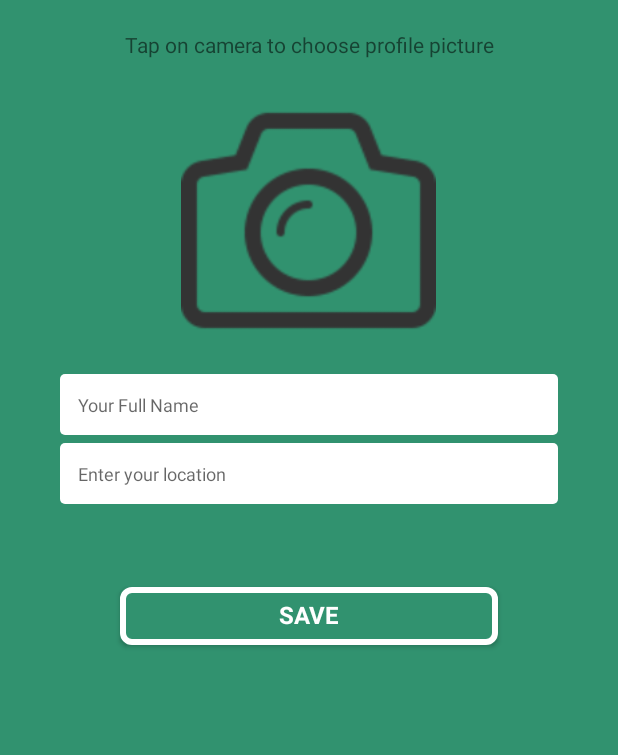
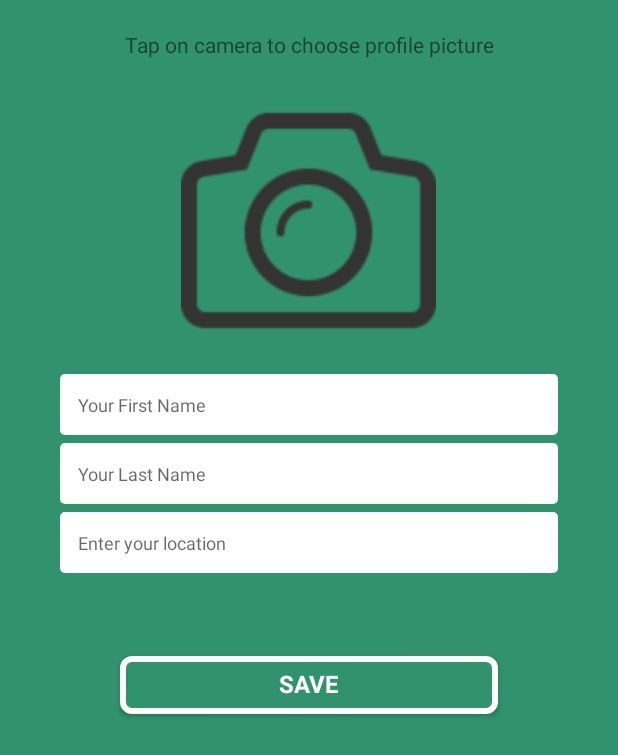
Before and after one commit to claudialuclaudia/Borrow-Android-App, an Android app: the UserSettingsActivity screen opened directly, with no data from a screen before it, after a tap on "SAVE", on a phone screen of 412 x 824 dp. Shown: the top 755 px of the screen. Run offline under Robolectric (Android 15) with nearby library versions, the phone set to English and light mode, and no system bars; our stand-ins replace Firebase (no records; nobody signed in at launch, a user with empty details on screens opened directly).

Commit message:
firstName, firstNameIgnoreCase, lastName, lastNameIgnoreCase, loc, photoURL...working on bugs

```diff
--- a/app/src/main/java/cash/borrow/android/Constants.java
+++ b/app/src/main/java/cash/borrow/android/Constants.java
@@ -9,6 +9,5 @@ import com.google.firebase.database.FirebaseDatabase;
 public class Constants {
 
     public static final String DATABASE_USERS_PATH_UPLOADS = "users";
-    public static final String PROFILE_PICS_PATH_UPLOADS = "/profilepics/";
 
 }
--- a/app/src/main/java/cash/borrow/android/SearchActivity.java
+++ b/app/src/main/java/cash/borrow/android/SearchActivity.java
@@ -126,7 +126,7 @@ public class SearchActivity extends AppCompatActivity {
     }
 
     private void performSearch(String searchText) {
-        Query firebaseSearchQuery = mDatabase.orderByChild("name").startAt(searchText).endAt(searchText + "\uf8ff");
+        Query firebaseSearchQuery = mDatabase.orderByChild("firstNameIgnoreCase").startAt(searchText).endAt(searchText + "\uf8ff");
 
         firebaseSearchQuery.addValueEventListener(new ValueEventListener() {
             @Override
--- a/app/src/main/java/cash/borrow/android/UserSettingsActivity.java
+++ b/app/src/main/java/cash/borrow/android/UserSettingsActivity.java
@@ -23,14 +23,20 @@ import com.google.android.gms.tasks.OnSuccessListener;
 import com.google.android.gms.tasks.Task;
 import com.google.firebase.auth.FirebaseAuth;
 import com.google.firebase.auth.FirebaseUser;
+import com.google.firebase.database.DataSnapshot;
+import com.google.firebase.database.DatabaseError;
 import com.google.firebase.database.DatabaseReference;
 import com.google.firebase.database.FirebaseDatabase;
+import com.google.firebase.database.Query;
+import com.google.firebase.database.ValueEventListener;
 import com.google.firebase.storage.FirebaseStorage;
 import com.google.firebase.storage.OnProgressListener;
 import com.google.firebase.storage.StorageReference;
 import com.google.firebase.storage.UploadTask;
 
 import java.io.IOException;
+import java.util.ArrayList;
+import java.util.List;
 
 import cash.borrow.android.model.UserInfoItem;
 
@@ -40,7 +46,7 @@ public class UserSettingsActivity extends AppCompatActivity implements View.OnCl
     private DatabaseReference mDatabase;
 
     private ImageView imageViewUpload;
-    private EditText editTextName, editTextLocation;
+    private EditText editTextFirstName, editTextLastName, editTextLocation;
     private Button buttonSave;
 
     private Uri uriProfileImage;
@@ -55,10 +61,11 @@ public class UserSettingsActivity extends AppCompatActivity implements View.OnCl
         setContentView(R.layout.activity_user_settings);
 
         mAuth = FirebaseAuth.getInstance();
-        mDatabase = FirebaseDatabase.getInstance().getReference("users");
+        mDatabase = FirebaseDatabase.getInstance().getReference(Constants.DATABASE_USERS_PATH_UPLOADS);
         storageReference = FirebaseStorage.getInstance().getReference();
 
-        editTextName = (EditText) findViewById(R.id.editTextName);
+        editTextFirstName = (EditText) findViewById(R.id.editTextFirstName);
+        editTextLastName = (EditText) findViewById(R.id.editTextLastName);
         editTextLocation = (EditText) findViewById(R.id.editTextLocation);
         buttonSave = (Button) findViewById(R.id.buttonSave);
         buttonSave.setOnClickListener(this);
@@ -71,35 +78,54 @@ public class UserSettingsActivity extends AppCompatActivity implements View.OnCl
             }
         });
 
-//        loadUserInformation();
-        // not working rn...i will figure it out later :(
+        loadUserInformation();
     }
 
 
     private void loadUserInformation() {
-        final FirebaseUser user = mAuth.getCurrentUser();
+        FirebaseUser user = mAuth.getCurrentUser();
 
         if (user != null) {
-            if (user.getPhotoUrl() != null) {
-                Glide.with(this)
-                        .load(user.getPhotoUrl().toString())
-                        .into(imageViewUpload);
-            }
+            Query firebaseSearchQuery = mDatabase.orderByKey().startAt(user.getUid()).endAt(user.getUid());
+            firebaseSearchQuery.addValueEventListener(new ValueEventListener() {
+                @Override
+                public void onDataChange(DataSnapshot dataSnapshot) {
+                    for (DataSnapshot postSnapshot : dataSnapshot.getChildren()) {
+                        UserInfoItem userInfoItem = postSnapshot.getValue(UserInfoItem.class);
 
-            if (user.getDisplayName() != null) {
-                editTextName.setText(user.getDisplayName());
-            }
+                        if (userInfoItem.getFirstName() != null){
+                            editTextFirstName.setText(userInfoItem.getFirstName());
+                        }
+                        if (userInfoItem.getLastName() != null){
+                            editTextLastName.setText(userInfoItem.getLastName());
+                        }
+                        if (userInfoItem.getLocation() != null){
+                            editTextLocation.setText(userInfoItem.getLocation());
+                        }
+                        if (userInfoItem.getProfilePicUrl() != null){
+                            Glide.with(UserSettingsActivity.this)
+                                    .load(userInfoItem.getProfilePicUrl())
+                                    .into(imageViewUpload);
+                        }
+                    }
+                }
+                @Override
+                public void onCancelled(DatabaseError databaseError) {
+                }
+            });
         }
     }
 
     private void saveInfo() {
         final FirebaseUser user = mAuth.getCurrentUser();
-        final String fullName = editTextName.getText().toString().trim();
+        final String firstName = editTextFirstName.getText().toString().trim();
+        final String lastName = editTextLastName.getText().toString().trim();
         final String location = editTextLocation.getText().toString().trim();
 
         if (uriProfileImage != null) {
-            StorageReference profileRef = storageReference.child(user.getUid() + Constants.PROFILE_PICS_PATH_UPLOADS
-                    + System.currentTimeMillis() + "." + getFileExtension(uriProfileImage));
+//            StorageReference profileRef = storageReference.child(user.getUid() + Constants.PROFILE_PICS_PATH_UPLOADS
+//                    + System.currentTimeMillis() + "." + getFileExtension(uriProfileImage));
+            StorageReference profileRef = storageReference.child(user.getUid() + "/profilePic.jpg");
 
             final ProgressDialog progressDialog = new ProgressDialog(this);
             progressDialog.setTitle("Uploading...");
@@ -111,7 +137,8 @@ public class UserSettingsActivity extends AppCompatActivity implements View.OnCl
                         public void onSuccess(UploadTask.TaskSnapshot taskSnapshot) {
                             progressDialog.dismiss();
                             Toast.makeText(getApplicationContext(), "Info Saved", Toast.LENGTH_LONG).show();
-                            UserInfoItem userInfoItem = new UserInfoItem(fullName, location, taskSnapshot.getDownloadUrl().toString());
+                            UserInfoItem userInfoItem = new UserInfoItem(firstName, firstName.toLowerCase(),
+                                    lastName, lastName.toLowerCase(), location, taskSnapshot.getDownloadUrl().toString());
                             mDatabase.child(user.getUid()).setValue(userInfoItem);
                         }
                     })
@@ -130,12 +157,13 @@ public class UserSettingsActivity extends AppCompatActivity implements View.OnCl
                         }
                     });
         } else {
-            UserInfoItem userInfoItem = new UserInfoItem(fullName, location, null);
+            UserInfoItem userInfoItem = new UserInfoItem(firstName, firstName.toLowerCase(),
+                    lastName, lastName.toLowerCase(), location, null);
             mDatabase.child(user.getUid()).setValue(userInfoItem).addOnCompleteListener(new OnCompleteListener<Void>() {
                 @Override
                 public void onComplete(@NonNull Task<Void> task) {
                     if (task.isSuccessful()) {
-                        Toast.makeText(UserSettingsActivity.this, "Text Info Updated", Toast.LENGTH_SHORT).show();
+                        Toast.makeText(UserSettingsActivity.this, "Text Info Saved", Toast.LENGTH_SHORT).show();
                     }
                 }
             });
@@ -149,12 +177,10 @@ public class UserSettingsActivity extends AppCompatActivity implements View.OnCl
 //        if (user != null && profileImageUrl != null) {
 //            UserInfoItem userInfoItem = new UserInfoItem(fullName, location);
 
-
 //            UserProfileChangeRequest profile = new UserProfileChangeRequest.Builder()
 //                    .setDisplayName(fullName)
 //                    .setPhotoUri(Uri.parse(profileImageUrl))
 //                    .build();
-//
 //            user.updateProfile(profile);
     }
 
--- a/app/src/main/java/cash/borrow/android/adapter/UserSearchItemAdapter.java
+++ b/app/src/main/java/cash/borrow/android/adapter/UserSearchItemAdapter.java
@@ -46,7 +46,7 @@ public class UserSearchItemAdapter extends RecyclerView.Adapter<UserSearchItemAd
     public void onBindViewHolder(ViewHolder holder, int position) {
         UserInfoItem userInfoItem = userList.get(position);
 
-        holder.textViewUserName.setText(userInfoItem.getName());
+        holder.textViewUserName.setText(userInfoItem.getFirstName() + " " + userInfoItem.getLastName());
         holder.textViewUserLocation.setText(userInfoItem.getLocation());
 
         Glide.with(context).load(userInfoItem.getProfilePicUrl()).into(holder.imageView);
--- a/app/src/main/java/cash/borrow/android/model/UserInfoItem.java
+++ b/app/src/main/java/cash/borrow/android/model/UserInfoItem.java
@@ -5,7 +5,10 @@ package cash.borrow.android.model;
  */
 
 public class UserInfoItem {
-    public String name;
+    public String firstName;
+    public String firstNameIgnoreCase;
+    public String lastName;
+    public String lastNameIgnoreCase;
     public String location;
     public String profilePicUrl;
 
@@ -13,29 +16,60 @@ public class UserInfoItem {
 
     }
 
-    public UserInfoItem(String name, String location, String profilePicUrl) {
-        this.name = name;
+    public UserInfoItem(String firstName, String firstNameIgnoreCase, String lastName, String lastNameIgnoreCase, String location, String profilePicUrl) {
+        this.firstName = firstName;
+        this.firstNameIgnoreCase = firstNameIgnoreCase;
+        this.lastName = lastName;
+        this.lastNameIgnoreCase = lastNameIgnoreCase;
         this.location = location;
         this.profilePicUrl = profilePicUrl;
     }
 
-    public String getName() {
-        return name;
+    public String getFirstName() {
+        return firstName;
+    }
+
+    public String getFirstNameIgnoreCase() {
+        return firstNameIgnoreCase;
+    }
+
+    public String getLastName() {
+        return lastName;
+    }
+
+    public String getLastNameIgnoreCase() {
+        return lastNameIgnoreCase;
     }
 
     public String getLocation() {
         return location;
     }
 
-    public String getProfilePicUrl() {return profilePicUrl; }
+    public String getProfilePicUrl() {
+        return profilePicUrl;
+    }
 
-    public void setName(String name) {
-        this.name = name;
+    public void setFirstName(String firstName) {
+        this.firstName = firstName;
+    }
+
+    public void setFirstNameIgnoreCase(String firstNameIgnoreCase) {
+        this.firstNameIgnoreCase = firstNameIgnoreCase;
+    }
+
+    public void setLastName(String lastName) {
+        this.lastName = lastName;
+    }
+
+    public void setLastNameIgnoreCase(String lastNameIgnoreCase) {
+        this.lastNameIgnoreCase = lastNameIgnoreCase;
     }
 
     public void setLocation(String location) {
         this.location = location;
     }
 
-    public void setProfilePicUrl(String profilePicUrl) { this.profilePicUrl = profilePicUrl; }
+    public void setProfilePicUrl(String profilePicUrl) {
+        this.profilePicUrl = profilePicUrl;
+    }
 }
--- a/app/src/main/res/layout/activity_user_settings.xml
+++ b/app/src/main/res/layout/activity_user_settings.xml
@@ -30,13 +30,26 @@
             android:scaleType="centerCrop" />
 
         <EditText
-            android:id="@+id/editTextName"
+            android:id="@+id/editTextFirstName"
             android:layout_width="match_parent"
             android:layout_height="wrap_content"
             android:layout_marginLeft="40dp"
             android:layout_marginRight="40dp"
             android:layout_marginBottom="5dp"
-            android:hint="Your Full Name"
+            android:hint="Your First Name"
+            android:textSize="12dp"
+            android:inputType="textPersonName"
+            android:background="@drawable/edittext"
+            android:padding="12dp" />
+
+        <EditText
+            android:id="@+id/editTextLastName"
+            android:layout_width="match_parent"
+            android:layout_height="wrap_content"
+            android:layout_marginLeft="40dp"
+            android:layout_marginRight="40dp"
+            android:layout_marginBottom="5dp"
+            android:hint="Your Last Name"
             android:textSize="12dp"
             android:inputType="textPersonName"
             android:background="@drawable/edittext"
```
